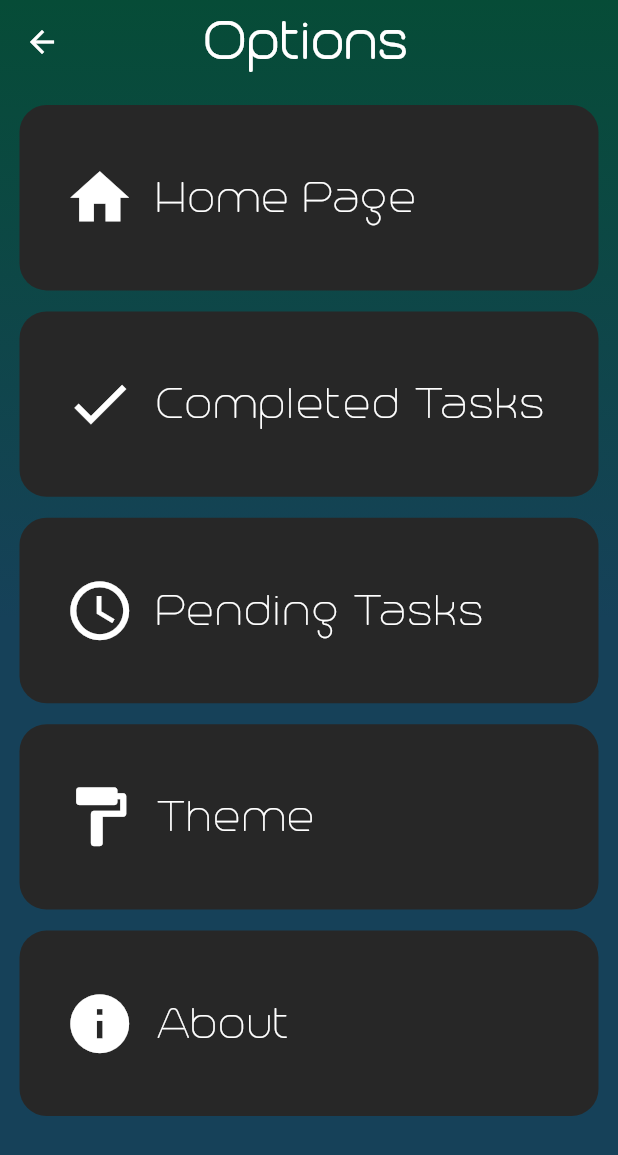
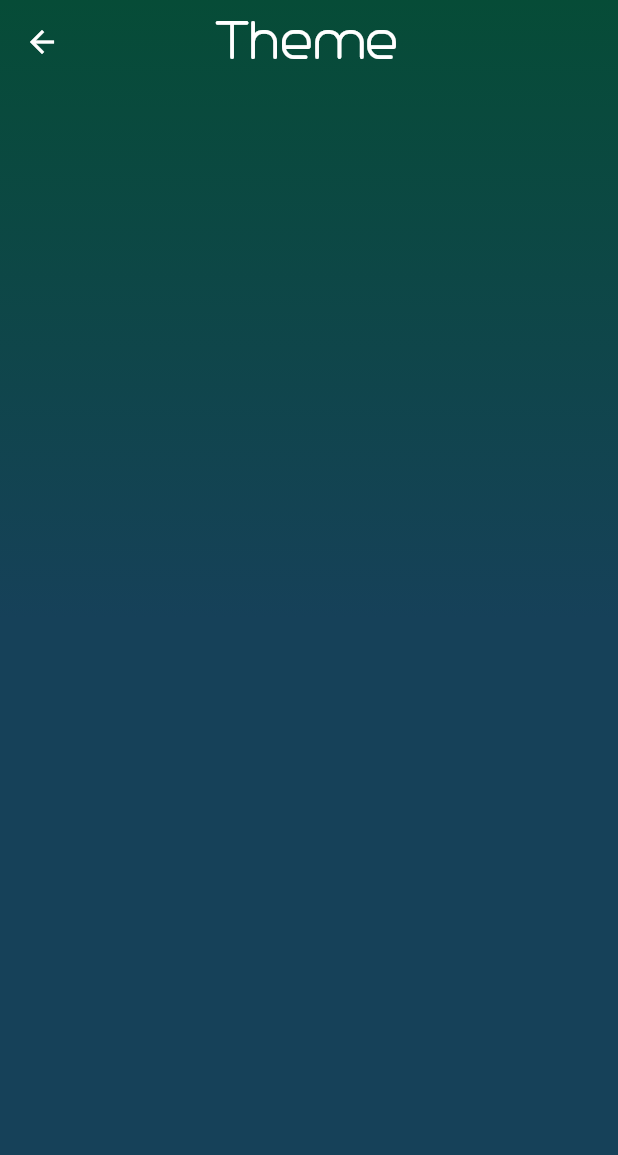
Before and after one commit to NishTheFish92/FlutterToDoList, a Flutter app: the MenuScreen screen opened by its route, after a tap on "Theme", on a phone screen of 412 x 824 dp. Shown: the top 1155 px of the screen. Run offline on Flutter 3.47's test engine with Material 3 defaults, Android fonts, the phone set to English and light mode, and no system bars; drawn by our look-alikes of flutter_animate; our stand-ins replace flutter_slidable, hive_flutter; accounts and stored records are empty.

```diff
--- a/lib/Screens/menu.dart
+++ b/lib/Screens/menu.dart
@@ -1,6 +1,8 @@
 // ignore_for_file: prefer_const_constructors, prefer_const_literals_to_create_immutables
 
 import 'package:flutter/material.dart';
+import 'package:to_do_application/Screens/home_screen.dart';
+import 'package:to_do_application/Screens/themepage.dart';
 import 'package:to_do_application/util/menuoption.dart';
 
 class MenuScreen extends StatelessWidget {
@@ -43,22 +45,36 @@ class MenuScreen extends StatelessWidget {
             Menuoption(
               optionicon: Icons.home,
               optiontext: "Home Page",
-              onclick: () {},
+              onclick: () {
+                Navigator.push(
+                  context,
+                  MaterialPageRoute(
+                    builder: (context) => MainTaskScreen(),
+                  ),
+                );
+              },
             ),
-            Menuoption(
-              optionicon: Icons.check,
-              optiontext: "Completed Tasks",
-              onclick: () {},
-            ),
-            Menuoption(
-              optionicon: Icons.access_time,
-              optiontext: "Pending Tasks",
-              onclick: () {},
-            ),
+            // Menuoption(
+            //   optionicon: Icons.check,
+            //   optiontext: "Completed Tasks",
+            //   onclick: () {},
+            // ),
+            // Menuoption(
+            //   optionicon: Icons.access_time,
+            //   optiontext: "Pending Tasks",
+            //   onclick: () {},
+            // ),
             Menuoption(
               optionicon: Icons.format_paint_rounded,
               optiontext: "Theme",
-              onclick: () {},
+              onclick: () {
+                Navigator.push(
+                  context,
+                  MaterialPageRoute(
+                    builder: (context) => Themepage(),
+                  ),
+                );
+              },
             ),
             Menuoption(
               optionicon: Icons.info,
--- /dev/null
+++ b/lib/Screens/themepage.dart
@@ -0,0 +1,41 @@
+import 'package:flutter/material.dart';
+
+class Themepage extends StatelessWidget {
+  const Themepage({super.key});
+
+  @override
+  Widget build(BuildContext context) {
+    return Scaffold(
+      extendBodyBehindAppBar: true,
+      appBar: AppBar(
+        centerTitle: true,
+        title: Text(
+          "Theme",
+          style: TextStyle(
+            color: Colors.white,
+            fontSize: 42,
+            fontWeight: FontWeight.bold,
+          ),
+        ),
+        iconTheme: IconThemeData(color: Colors.white),
+        backgroundColor: Colors.transparent,
+      ),
+      body: Container(
+        decoration: BoxDecoration(
+          gradient: LinearGradient(
+              begin: Alignment.topCenter,
+              end: Alignment.bottomCenter,
+              colors: [
+                //const Color.fromARGB(255, 46, 52, 37),
+                const Color.fromARGB(255, 6, 76, 55),
+                const Color.fromARGB(255, 22, 65, 89),
+              ],
+              stops: [
+                0,
+                0.5
+              ]),
+        ),
+      ),
+    );
+  }
+}
```
